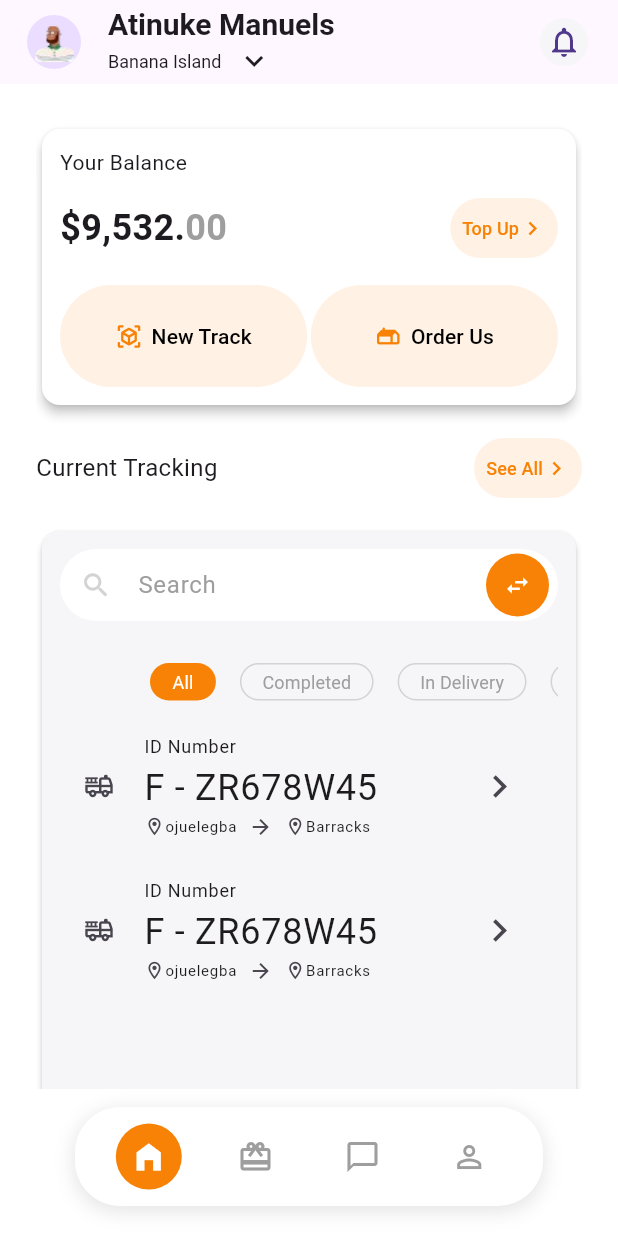
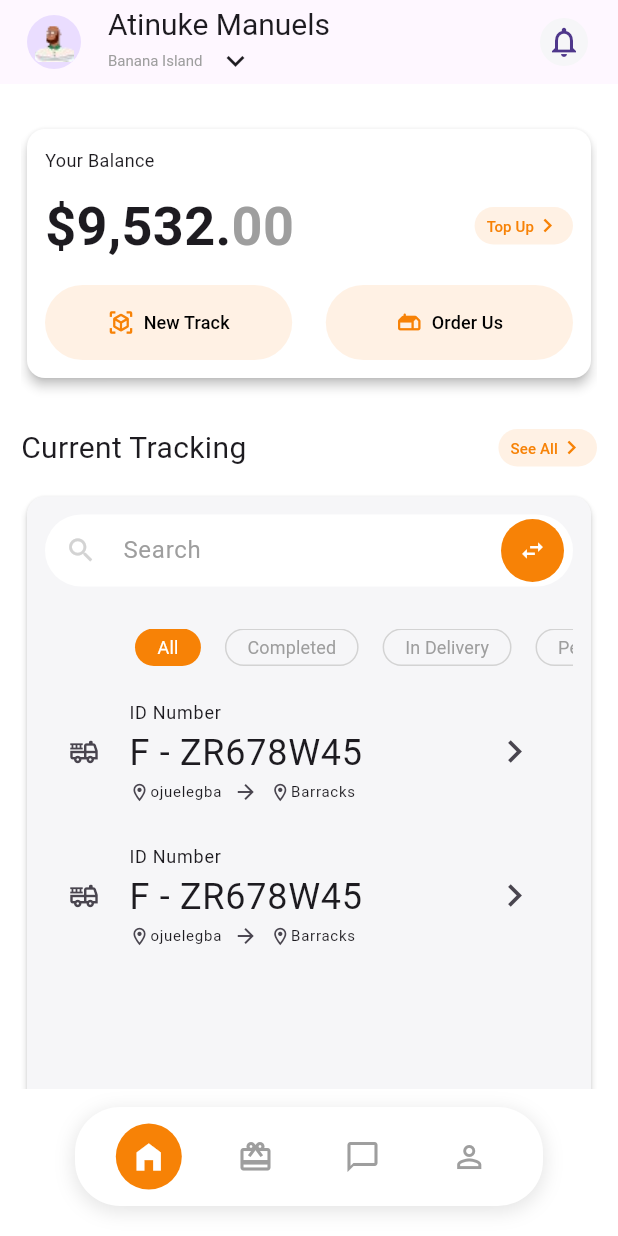
Before and after one commit to Atinuke-Manuels/Dev_Foundry2, a Flutter app: the screen it shows after launch, on a phone screen of 412 x 824 dp. Run offline on Flutter 3.47's test engine with Material 3 defaults, Android fonts, the phone set to English and light mode, and no system bars.

Commit message:
feat: Adjust dimensions

```diff
--- a/lib/constants/constants.dart
+++ b/lib/constants/constants.dart
@@ -26,3 +26,4 @@ const mediumFontSize = 14.0;
 const largeFontSize = 16.0;
 const headerFontSize = 20.0;
 const extraLargeFontSize = 24.0;
+const extraLargeHeaderFontSize = 36.0;
--- a/lib/ui_components/screens/home_screen.dart
+++ b/lib/ui_components/screens/home_screen.dart
@@ -20,12 +20,12 @@ class HomeScreen extends StatelessWidget {
       // backgroundColor: Colors.black,
       appBar: HomeAppBar(),
       body: Padding(
-        padding: const EdgeInsets.symmetric(horizontal: 24, vertical: 12),
+        padding: const EdgeInsets.symmetric(horizontal: 14, vertical: 12),
         child: ListView(
           children: [
             SizedBox(height: spacing),
             BalanceCard(),
-            SizedBox(height: spacing),
+            SizedBox(height: bigSpacing),
             CurrentTrackingWidget(),
             SizedBox(height: spacing),
             HomeScreenBottomCard(), // No need for Expanded
--- a/lib/ui_components/widgets/home_screen_widgets/balance_card.dart
+++ b/lib/ui_components/widgets/home_screen_widgets/balance_card.dart
@@ -1,3 +1,4 @@
+import 'package:dev_foundry_task/ui_components/widgets/home_screen_widgets/small_btn_with_icon.dart';
 import 'package:flutter/material.dart';
 
 import 'package:dev_foundry_task/constants/constants.dart';
@@ -17,7 +18,7 @@ class BalanceCard extends StatelessWidget {
         child: Column(
           crossAxisAlignment: CrossAxisAlignment.start,
           children: [
-            Text(strings.yourBalance),
+            Text(strings.yourBalance, style: TextStyle(fontSize: smallFontSize),),
             SizedBox(height: smallSpacing),
             Row(
               mainAxisAlignment: MainAxisAlignment.spaceBetween,
@@ -25,35 +26,16 @@ class BalanceCard extends StatelessWidget {
                 Text.rich(
                   TextSpan(
                     text: strings.balanceWholeNumber,
-                      style: TextStyle(fontSize: extraLargeFontSize, fontWeight: FontWeight.bold),
+                      style: TextStyle(fontSize: extraLargeHeaderFontSize, fontWeight: FontWeight.bold),
                     children: [
                       TextSpan(
                         text: strings.balanceDecimal, // Second part
-                        style: TextStyle(color: colorGrey, fontSize: extraLargeFontSize, fontWeight: FontWeight.bold),
+                        style: TextStyle(color: colorGrey, fontSize: extraLargeHeaderFontSize, fontWeight: FontWeight.bold),
                       ),
                     ],
                   )
                 ),
-                IntrinsicWidth(  // Ensures the button only takes required space
-                  child: TextButton(
-                    style: TextButton.styleFrom(
-                      backgroundColor: smallBtnColor,
-                      padding: EdgeInsets.symmetric(horizontal: 8), // Adjust for responsiveness
-                    ),
-                    onPressed: () {},
-                    child: Row(
-                      mainAxisSize: MainAxisSize.min, // Ensures it doesn't take extra space
-                      children: [
-                        Text(
-                          strings.topUpBtn,
-                          style: TextStyle(color: bottomTabActiveColor, fontSize: smallFontSize),
-                          overflow: TextOverflow.ellipsis,
-                        ),
-                        Icon(Icons.chevron_right, color: bottomTabActiveColor),
-                      ],
-                    ),
-                  ),
-                ),
+                SmallBtnWithIcon(strings: strings, title: strings.topUpBtn,),
               ],
             ),
             SizedBox(height: spacing),
@@ -65,7 +47,7 @@ class BalanceCard extends StatelessWidget {
                 child: TextButton(
                   style: TextButton.styleFrom(
                     backgroundColor: smallBtnColor,
-                    padding: EdgeInsets.symmetric(horizontal: 8, vertical: 24),
+                    padding: EdgeInsets.symmetric(horizontal: 8, vertical: 16),
                   ),
                   onPressed: () {},
                   child: Row(
@@ -75,7 +57,7 @@ class BalanceCard extends StatelessWidget {
                       Icon(Icons.view_in_ar, color: bottomTabActiveColor),
                       Text(
                         strings.newTrackBtnText,
-                        style: TextStyle(color: colorBlack, fontSize: mediumFontSize),
+                        style: TextStyle(color: colorBlack, fontSize: smallFontSize),
                         overflow: TextOverflow.ellipsis,
                       ),
 
@@ -88,7 +70,7 @@ class BalanceCard extends StatelessWidget {
                   child: TextButton(
                     style: TextButton.styleFrom(
                       backgroundColor: smallBtnColor,
-                      padding: EdgeInsets.symmetric(horizontal: 8, vertical: 24),
+                      padding: EdgeInsets.symmetric(horizontal: 8, vertical: 16),
                     ),
                     onPressed: () {},
                     child: Row(
@@ -98,7 +80,7 @@ class BalanceCard extends StatelessWidget {
                         Icon(Icons.gite_rounded, color: bottomTabActiveColor),
                         Text(
                           strings.orderUsBtnText,
-                          style: TextStyle(color: colorBlack, fontSize: mediumFontSize),
+                          style: TextStyle(color: colorBlack, fontSize: smallFontSize),
                           overflow: TextOverflow.ellipsis,
                         ),
 
--- a/lib/ui_components/widgets/home_screen_widgets/current_tracking_widget.dart
+++ b/lib/ui_components/widgets/home_screen_widgets/current_tracking_widget.dart
@@ -1,4 +1,5 @@
 import 'package:dev_foundry_task/constants/strings.dart';
+import 'package:dev_foundry_task/ui_components/widgets/home_screen_widgets/small_btn_with_icon.dart';
 import 'package:flutter/material.dart';
 
 import '../../../constants/constants.dart';
@@ -13,27 +14,13 @@ class CurrentTrackingWidget extends StatelessWidget {
     return Row(
       mainAxisAlignment: MainAxisAlignment.spaceBetween,
       children: [
-        Text(strings.currentTrackingText,
-          style: TextStyle(fontSize: largeFontSize),),
-        IntrinsicWidth(  // Ensures the button only takes required space
-          child: TextButton(
-            style: TextButton.styleFrom(
-              backgroundColor: smallBtnColor,
-              padding: EdgeInsets.symmetric(horizontal: 8), // Adjust for responsiveness
-            ),
-            onPressed: () {},
-            child: Row(
-              mainAxisSize: MainAxisSize.min, // Ensures it doesn't take extra space
-              children: [
-                Text(
-                  strings.seeAllText,
-                  style: TextStyle(color: bottomTabActiveColor, fontSize: smallFontSize),
-                  overflow: TextOverflow.ellipsis,
-                ),
-                Icon(Icons.chevron_right, color: bottomTabActiveColor),
-              ],
-            ),
-          ),
+        Text(
+          strings.currentTrackingText,
+          style: TextStyle(fontSize: headerFontSize),
+        ),
+        SmallBtnWithIcon(
+          strings: strings,
+          title: strings.seeAllText,
         ),
       ],
     );
--- a/lib/ui_components/widgets/home_screen_widgets/custom_search_bar.dart
+++ b/lib/ui_components/widgets/home_screen_widgets/custom_search_bar.dart
@@ -1,4 +1,5 @@
 import 'package:dev_foundry_task/constants/strings.dart';
+import 'package:dev_foundry_task/ui_components/widgets/home_screen_widgets/round_orange_clickable_icon.dart';
 import 'package:flutter/material.dart';
 
 import '../../../constants/constants.dart';
@@ -34,21 +35,7 @@ class CustomSearchBar extends StatelessWidget {
           prefixIcon: const Icon(Icons.search, size: 21, color: greyTextColor,),
         suffixIcon: Padding(
           padding: const EdgeInsets.only(right: 6), // Adjust the right padding as needed
-          child: GestureDetector(
-            onTap: () => {},
-            child: Container(
-              padding: EdgeInsets.all(10),
-              decoration: BoxDecoration(
-                color: bottomTabActiveColor,
-                shape: BoxShape.circle,
-              ),
-              child: Icon(
-                Icons.swap_horiz,
-                color: scaffoldBackgroundColor,
-                size: 18,
-              ),
-            ),
-          ),
+          child: RoundOrangeClickableIcon(icon: Icons.swap_horiz,),
         ),
       ),
     );
--- a/lib/ui_components/widgets/home_screen_widgets/home_app_bar.dart
+++ b/lib/ui_components/widgets/home_screen_widgets/home_app_bar.dart
@@ -20,14 +20,14 @@ class HomeAppBar extends StatelessWidget implements PreferredSizeWidget {
         child: Column(
           crossAxisAlignment: CrossAxisAlignment.start,
           children: [
-            Text(strings.homeAppBarText, style: TextStyle(fontSize: headerFontSize, fontWeight: FontWeight.bold),),
+            Text(strings.homeAppBarText, style: TextStyle(fontSize: headerFontSize, fontWeight: FontWeight.normal),),
             Row(
               spacing: 10,
               children: [
                 Text(
                   strings.homeAppBarSubText,
                   style:
-                  TextStyle(fontSize: smallFontSize, fontWeight: FontWeight.normal),
+                  TextStyle(fontSize: tinyFontSize, fontWeight: FontWeight.normal, color: colorGrey),
                 ),
                 Icon(Icons.keyboard_arrow_down)
               ],
--- a/lib/ui_components/widgets/home_screen_widgets/home_screen_bottom_tab_view.dart
+++ b/lib/ui_components/widgets/home_screen_widgets/home_screen_bottom_tab_view.dart
@@ -29,10 +29,11 @@ class _HomeScreenBottomTabViewState extends State<HomeScreenBottomTabView> with
     return SizedBox(
       height: MediaQuery.of(context).size.height * 0.4,
       child: Column(
+        crossAxisAlignment: CrossAxisAlignment.start,
         children: [
           // Custom Tab Bar
           Container(
-            alignment: Alignment.centerLeft,
+            alignment: Alignment.topLeft,
             child: TabBar(
               controller: _tabController,
               isScrollable: true,
--- /dev/null
+++ b/lib/ui_components/widgets/home_screen_widgets/round_orange_clickable_icon.dart
@@ -0,0 +1,33 @@
+import 'package:flutter/material.dart';
+
+import '../../../constants/constants.dart';
+
+class RoundOrangeClickableIcon extends StatelessWidget {
+  final Function()? onTap;
+  final IconData icon;
+
+  const RoundOrangeClickableIcon({
+    super.key,
+    this.onTap,
+    required this.icon,
+  });
+
+  @override
+  Widget build(BuildContext context) {
+    return GestureDetector(
+      onTap: onTap,
+      child: Container(
+        padding: EdgeInsets.all(10),
+        decoration: BoxDecoration(
+          color: bottomTabActiveColor,
+          shape: BoxShape.circle,
+        ),
+        child: Icon(
+          icon,
+          color: scaffoldBackgroundColor,
+          size: 18,
+        ),
+      ),
+    );
+  }
+}
--- /dev/null
+++ b/lib/ui_components/widgets/home_screen_widgets/small_btn_with_icon.dart
@@ -0,0 +1,47 @@
+import 'package:flutter/material.dart';
+
+import '../../../constants/constants.dart';
+import '../../../constants/strings.dart';
+
+class SmallBtnWithIcon extends StatelessWidget {
+  final String title;
+  final Function()? onTap;
+
+  const SmallBtnWithIcon({
+    super.key,
+    required this.strings,
+    required this.title,
+    this.onTap,
+  });
+
+  final AppStrings strings;
+
+  @override
+  Widget build(BuildContext context) {
+    return IntrinsicWidth(  // Ensures the button only takes required space
+      child: SizedBox(
+        height: 25,
+        child: TextButton(
+          style: TextButton.styleFrom(
+            backgroundColor: smallBtnColor,
+            padding: EdgeInsets.symmetric(horizontal: 8), // Adjust for responsiveness
+          ),
+          onPressed: onTap,
+          child: Row(
+            mainAxisSize: MainAxisSize.min,
+            mainAxisAlignment: MainAxisAlignment.center,
+            crossAxisAlignment: CrossAxisAlignment.center,
+            children: [
+              Text(
+                title,
+                style: TextStyle(color: bottomTabActiveColor, fontSize: tinyFontSize),
+                overflow: TextOverflow.ellipsis,
+              ),
+              Icon(Icons.chevron_right, color: bottomTabActiveColor),
+            ],
+          ),
+        ),
+      ),
+    );
+  }
+}
```
